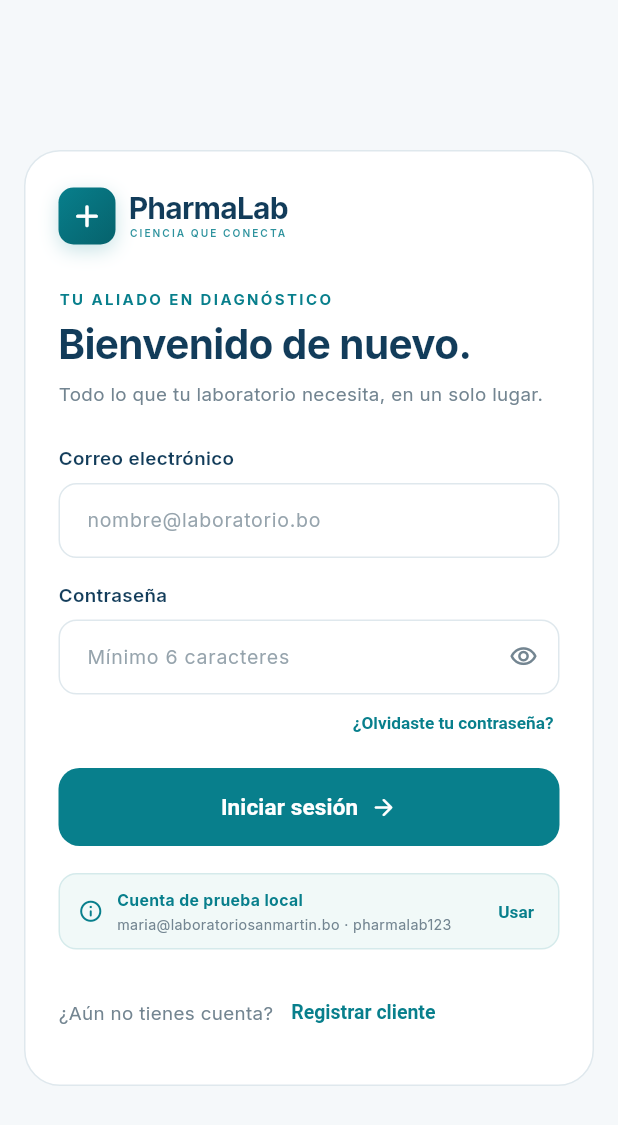
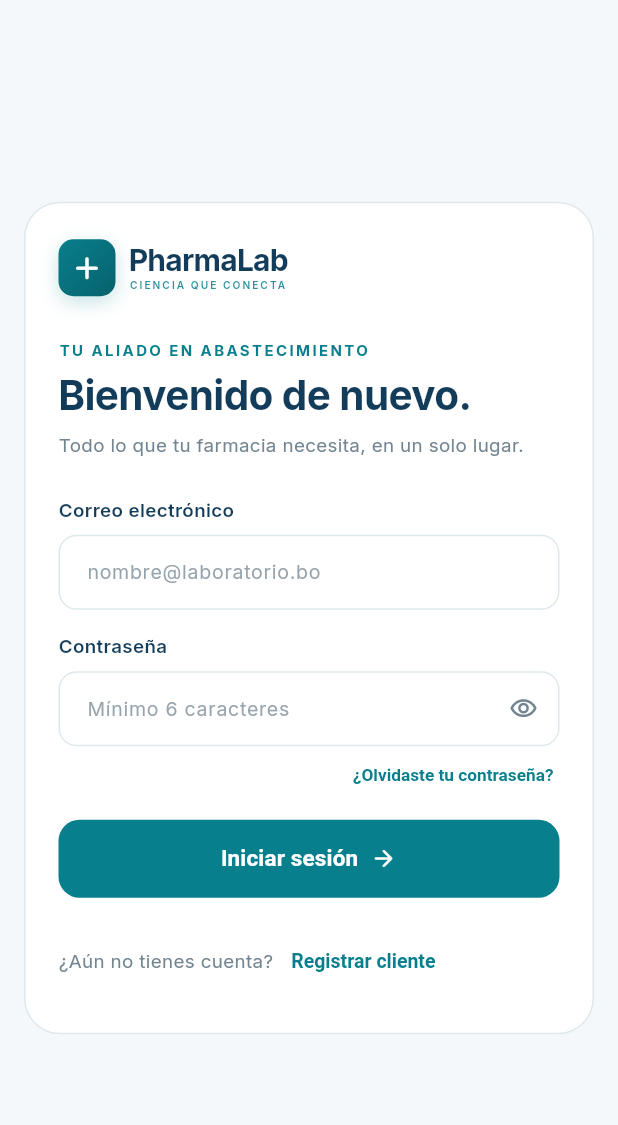
Before and after one commit to Uribe55/Proyecto_PharmaLab, a Flutter app: the screen it shows after launch, on a phone screen of 412 x 824 dp. Shown: the top 1125 px of the screen. Run offline on Flutter 3.47's test engine with Material 3 defaults, Android fonts, the phone set to English and light mode, and no system bars; our stand-ins replace cloud_firestore, firebase_auth, firebase_core, google_fonts; accounts and stored records are empty.

Commit message:
feat: integrar autenticación Firebase y perfiles de farmacia

```diff
--- a/lib/main.dart
+++ b/lib/main.dart
@@ -1,10 +1,17 @@
+import 'package:firebase_core/firebase_core.dart';
 import 'package:flutter/material.dart';
 import 'package:flutter_localizations/flutter_localizations.dart';
 
+import 'firebase_options.dart';
 import 'screens/login_screen.dart';
+import 'services/pharma_service.dart';
 import 'theme/app_theme.dart';
 
-void main() {
+Future<void> main() async {
+  WidgetsFlutterBinding.ensureInitialized();
+  await Firebase.initializeApp(
+    options: DefaultFirebaseOptions.currentPlatform,
+  );
   runApp(const PharmaLabApp());
 }
 
@@ -29,6 +36,44 @@ class PharmaLabApp extends StatelessWidget {
         GlobalCupertinoLocalizations.delegate,
       ],
       home: const LoginScreen(),
+      builder: (context, child) {
+        final service = PharmaService.instance;
+        return ListenableBuilder(
+          listenable: service,
+          builder: (context, _) {
+            final page = child ?? const SizedBox.shrink();
+            return Column(
+              children: [
+                if (service.isLoggedIn) const Material(
+                  color:  Color(0xFFFFF3D6),
+                  child: SafeArea(
+                    bottom: false,
+                    child: Padding(
+                      padding: EdgeInsets.symmetric(
+                        horizontal: 12,
+                        vertical: 7,
+                      ),
+                      child: SizedBox(
+                        width: double.infinity,
+                        child: Text(
+                          'Sesión real · Catálogo, stock, pedidos y cambios '
+                          'de dirección solo de prueba (sin guardar en Firebase).',
+                          textAlign: TextAlign.center,
+                          style: TextStyle(
+                            color: Color(0xFF704C12),
+                            fontSize: 12,
+                          ),
+                        ),
+                      ),
+                    ),
+                  ),
+                ),
+                Expanded(key: const ValueKey('app-navigator'), child: page),
+              ],
+            );
+          },
+        );
+      },
     );
   }
 }
--- a/lib/screens/login_screen.dart
+++ b/lib/screens/login_screen.dart
@@ -5,7 +5,6 @@ import '../theme/app_theme.dart';
 import '../widgets/app_text_field.dart';
 import '../widgets/pharma_logo.dart';
 import 'cliente_farmacia/client_shell.dart';
-import 'register_screen.dart';
 
 class LoginScreen extends StatefulWidget {
   const LoginScreen({super.key});
@@ -37,9 +36,7 @@ class _LoginScreenState extends State<LoginScreen> {
     if (!_formKey.currentState!.validate()) return;
 
     setState(() => _loading = true);
-    await Future<void>.delayed(const Duration(milliseconds: 450));
-
-    final error = PharmaService.instance.login(
+    final error = await PharmaService.instance.login(
       email: _emailController.text,
       password: _passwordController.text,
     );
@@ -57,14 +54,6 @@ class _LoginScreenState extends State<LoginScreen> {
     Navigator.of(context).pushReplacement(
       MaterialPageRoute(builder: (_) => const ClientShell()),
     );
-  }
-
-  void _fillDemoAccount() {
-    setState(() {
-      _emailController.text = PharmaService.demoEmail;
-      _passwordController.text = PharmaService.demoPassword;
-      _error = null;
-    });
   }
 
   Future<void> _showRecoveryDialog() async {
@@ -110,9 +99,11 @@ class _LoginScreenState extends State<LoginScreen> {
     controller.dispose();
     if (!mounted || email == null || email.isEmpty) return;
 
+    final error = await PharmaService.instance.recoverPassword(email);
+    if (!mounted) return;
     ScaffoldMessenger.of(context).showSnackBar(
       SnackBar(
-        content: Text('Enviamos las instrucciones a $email.'),
+        content: Text(error ?? 'Si existe una cuenta, recibirás las instrucciones.'),
       ),
     );
   }
@@ -147,7 +138,7 @@ class _LoginScreenState extends State<LoginScreen> {
                             const PharmaLogo(),
                             const SizedBox(height: 30),
                             const Text(
-                              'TU ALIADO EN DIAGNÓSTICO',
+                              'TU ALIADO EN ABASTECIMIENTO',
                               style: AppText.eyebrow,
                             ),
                             const SizedBox(height: 9),
@@ -157,7 +148,7 @@ class _LoginScreenState extends State<LoginScreen> {
                             ),
                             const SizedBox(height: 8),
                             const Text(
-                              'Todo lo que tu laboratorio necesita, '
+                              'Todo lo que tu farmacia necesita, '
                               'en un solo lugar.',
                               style: AppText.muted,
                             ),
@@ -304,8 +295,6 @@ class _LoginScreenState extends State<LoginScreen> {
                               ),
                             ),
                             const SizedBox(height: 18),
-                            _DemoAccountCard(onUse: _fillDemoAccount),
-                            const SizedBox(height: 18),
                             Wrap(
                               alignment: WrapAlignment.center,
                               crossAxisAlignment: WrapCrossAlignment.center,
@@ -316,9 +305,9 @@ class _LoginScreenState extends State<LoginScreen> {
                                 ),
                                 TextButton(
                                   onPressed: () {
-                                    Navigator.of(context).push(
-                                      MaterialPageRoute(
-                                        builder: (_) => const RegisterScreen(),
+                                    ScaffoldMessenger.of(context).showSnackBar(
+                                      const SnackBar(
+                                        content: Text('Registro real pendiente de habilitar.'),
                                       ),
                                     );
                                   },
@@ -340,68 +329,3 @@ class _LoginScreenState extends State<LoginScreen> {
     );
   }
 }
-
-class _DemoAccountCard extends StatelessWidget {
-  const _DemoAccountCard({required this.onUse});
-
-  final VoidCallback onUse;
-
-  @override
-  Widget build(BuildContext context) {
-    return Container(
-      width: double.infinity,
-      padding: const EdgeInsets.fromLTRB(12, 10, 8, 10),
-      decoration: BoxDecoration(
-        color: AppColors.mint.withValues(alpha: 0.55),
-        borderRadius: BorderRadius.circular(12),
-        border: Border.all(color: AppColors.primary.withValues(alpha: 0.12)),
-      ),
-      child: Row(
-        children: [
-          const Icon(
-            Icons.info_outline_rounded,
-            size: 17,
-            color: AppColors.primary,
-          ),
-          const SizedBox(width: 9),
-          const Expanded(
-            child: Column(
-              crossAxisAlignment: CrossAxisAlignment.start,
-              children: [
-                Text(
-                  'Cuenta de prueba local',
-                  style: TextStyle(
-                    fontSize: 10.5,
-                    fontWeight: FontWeight.w700,
-                    color: AppColors.primary,
-                  ),
-                ),
-                SizedBox(height: 2),
-                Text(
-                  'maria@laboratoriosanmartin.bo · pharmalab123',
-                  style: TextStyle(
-                    fontSize: 9.5,
-                    height: 1.3,
-                    color: AppColors.muted,
-                  ),
-                ),
-              ],
-            ),
-          ),
-          TextButton(
-            onPressed: onUse,
-            style: TextButton.styleFrom(
-              padding: const EdgeInsets.symmetric(horizontal: 8),
-              minimumSize: Size.zero,
-              tapTargetSize: MaterialTapTargetSize.shrinkWrap,
-            ),
-            child: const Text(
-              'Usar',
-              style: TextStyle(fontSize: 11.5, fontWeight: FontWeight.w700),
-            ),
-          ),
-        ],
-      ),
-    );
-  }
-}
--- a/pubspec.yaml
+++ b/pubspec.yaml
@@ -37,6 +37,9 @@ dependencies:
   # Use with the CupertinoIcons class for iOS style icons.
   cupertino_icons: ^1.0.8
   google_fonts: ^6.2.1
+  firebase_core: ^5.2.0
+  firebase_auth: ^7.1.0
+  cloud_firestore: ^7.2.0
 
 dev_dependencies:
   flutter_test:
```
Also changed, not shown: lib/services/pharma_service.dart (+198 -92 lines), firebase.json (added), lib/firebase_options.dart (added), pubspec.lock, 3 other files.
